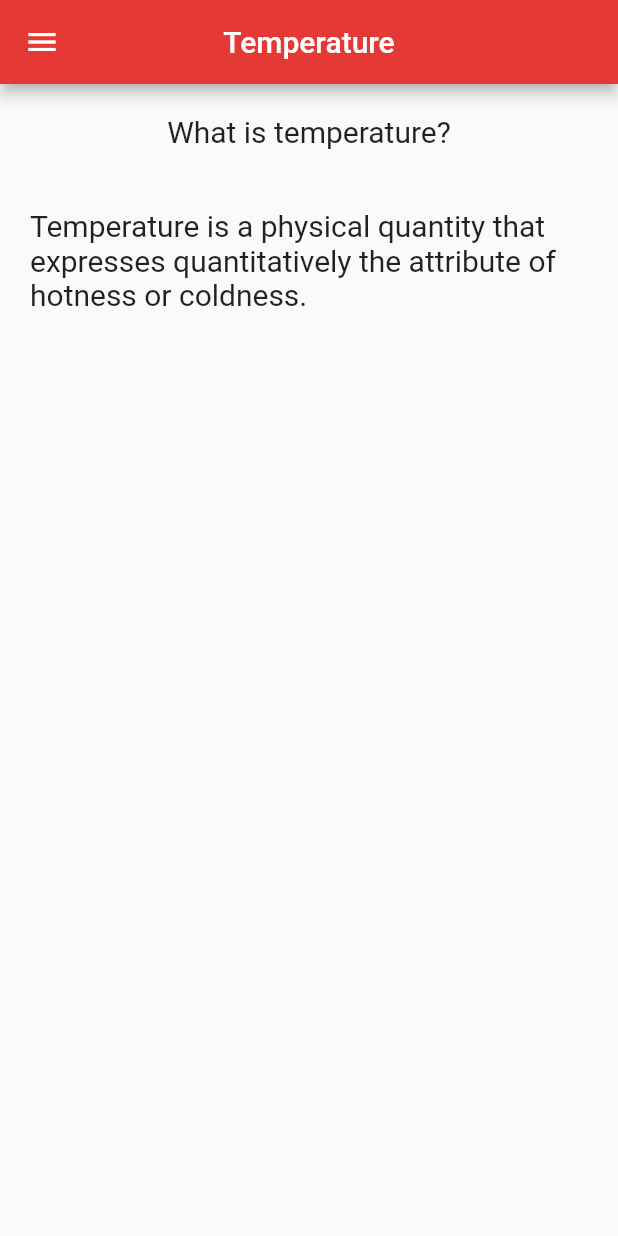
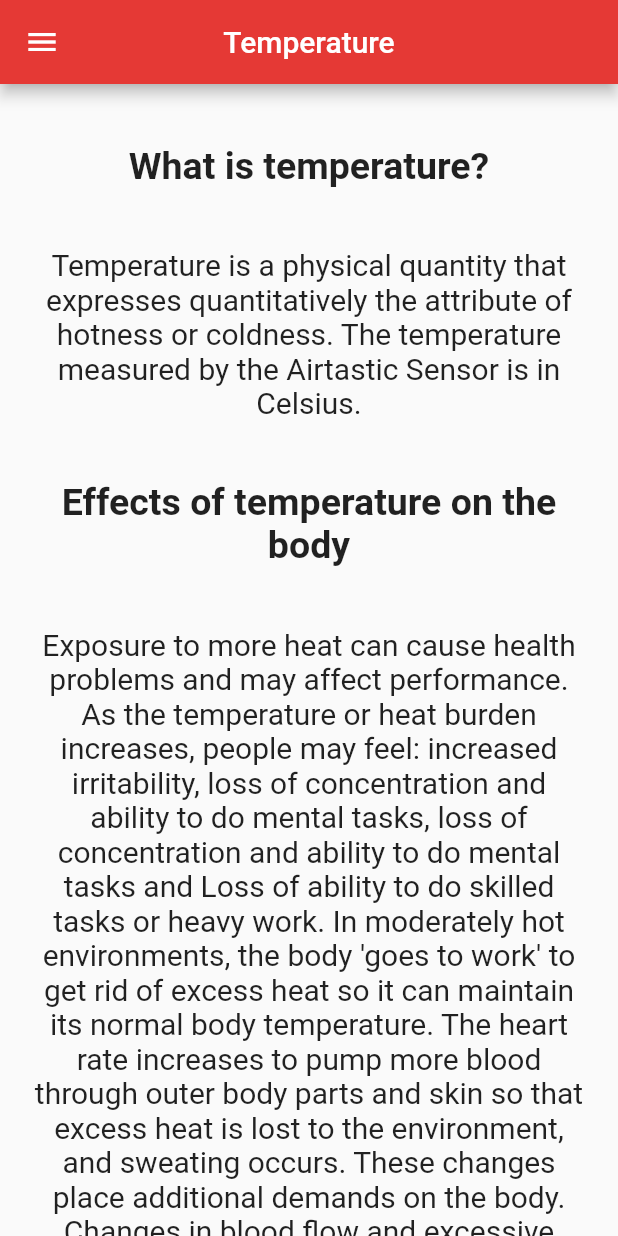
Before and after one commit to gekkegerard/airtastic, a Flutter app: the TemperaturePage screen opened by its route, on a phone screen of 412 x 824 dp. Run offline on Flutter 3.47's test engine with Material 2 defaults, Android fonts, the phone set to English and light mode, and no system bars; our stand-ins replace fl_chart; network calls fail.

Commit message:
Eerste ontwerp temperature menu

```diff
--- a/lib/data/temperature_page_content.dart
+++ b/lib/data/temperature_page_content.dart
@@ -1,7 +1,14 @@
+const navBarHeader = 'Temperature';
 const firstHeader = 'What is temperature?';
 const firstParagraph =
-    'Temperature is a physical quantity that expresses quantitatively the attribute of hotness or coldness.';
+    'Temperature is a physical quantity that expresses quantitatively the attribute of hotness or coldness. The temperature measured by the Airtastic Sensor is in Celsius.';
 const secondHeader = 'Effects of temperature on the body';
 const secondParagraph =
-    'Lorem ipsum dolor sit amet, consectetur adipiscing elit, sed do eiusmod tempor incididunt ut labore et dolore magna aliqua.';
-const thirdHeader = 'What is the ideal temperature?';
+    "Exposure to more heat can cause health problems and may affect performance. As the temperature or heat burden increases, people may feel: increased irritability, loss of concentration and ability to do mental tasks, loss of concentration and ability to do mental tasks and Loss of ability to do skilled tasks or heavy work. In moderately hot environments, the body 'goes to work' to get rid of excess heat so it can maintain its normal body temperature. The heart rate increases to pump more blood through outer body parts and skin so that excess heat is lost to the environment, and sweating occurs. These changes place additional demands on the body. Changes in blood flow and excessive sweating reduce a person's ability to do physical and mental work. Manual work creates additional metabolic heat and adds to the body heat burden.";
+const thirdHeader = 'What is the ideal room temperature?';
+const thirdParagraph =
+    'According to the American Heritage Dictionary, room temperature is defined as around 20–22 °C';
+
+// https://www.ccohs.ca/oshanswers/phys_agents/heat/heat_health.html\
+// https://en.wikipedia.org/wiki/Temperature
+// https://www.zmescience.com/feature-post/culture/lifestyle/not-too-hot-not-too-cold-whats-the-ideal-room-temperature/
--- a/lib/pages/Temperature.dart
+++ b/lib/pages/Temperature.dart
@@ -15,28 +15,81 @@ class _TemperaturePageState extends State<TemperaturePage> {
     return Scaffold(
         drawer: const nav_bar(),
         appBar: AppBar(
-          title: const Text('Temperature'),
+          title: const Text(navBarHeader),
           centerTitle: true,
           backgroundColor: Colors.red[600],
         ),
-        body: Column(
+        body: ListView(
+          shrinkWrap: true,
           children: [
+            // First header
             Container(
               alignment: Alignment.center,
-              padding: const EdgeInsets.all(20.0),
+              padding: const EdgeInsets.all(40.0),
               child: const Text(
                 firstHeader,
-                style: TextStyle(fontSize: 20.0),
+                style: TextStyle(
+                  fontSize: 25.0,
+                  fontWeight: FontWeight.bold,
+                ),
+                textAlign: TextAlign.center,
+              ),
+            ),
+            // First paragraph
+            Container(
+              alignment: Alignment.center,
+              padding: const EdgeInsets.fromLTRB(20, 0, 20, 0),
+              child: const Text(
+                firstParagraph,
+                style: TextStyle(
+                  fontSize: 20.0,
+                ),
+                textAlign: TextAlign.center,
+              ),
+            ),
+            // Second header
+            Container(
+              alignment: Alignment.center,
+              padding: const EdgeInsets.all(40.0),
+              child: const Text(
+                secondHeader,
+                style: TextStyle(fontSize: 25.0, fontWeight: FontWeight.bold),
+                textAlign: TextAlign.center,
+              ),
+            ),
+            // Second paragraph
+            Container(
+              alignment: Alignment.center,
+              padding: const EdgeInsets.fromLTRB(20, 0, 20, 0),
+              child: const Text(
+                secondParagraph,
+                style: TextStyle(
+                  fontSize: 20.0,
+                ),
+                textAlign: TextAlign.center,
+              ),
+            ),
+            // Third header
+            Container(
+              alignment: Alignment.center,
+              padding: const EdgeInsets.all(40.0),
+              child: const Text(
+                thirdHeader,
+                style: TextStyle(fontSize: 25.0, fontWeight: FontWeight.bold),
+                textAlign: TextAlign.center,
               ),
             ),
             Container(
               alignment: Alignment.center,
-              padding: const EdgeInsets.all(20.0),
+              padding: const EdgeInsets.fromLTRB(20, 0, 20, 40),
               child: const Text(
-                firstParagraph,
-                style: TextStyle(fontSize: 20.0),
+                thirdParagraph,
+                style: TextStyle(
+                  fontSize: 20.0,
+                ),
+                textAlign: TextAlign.center,
               ),
-            ),
+            )
           ],
         ));
   }
```
